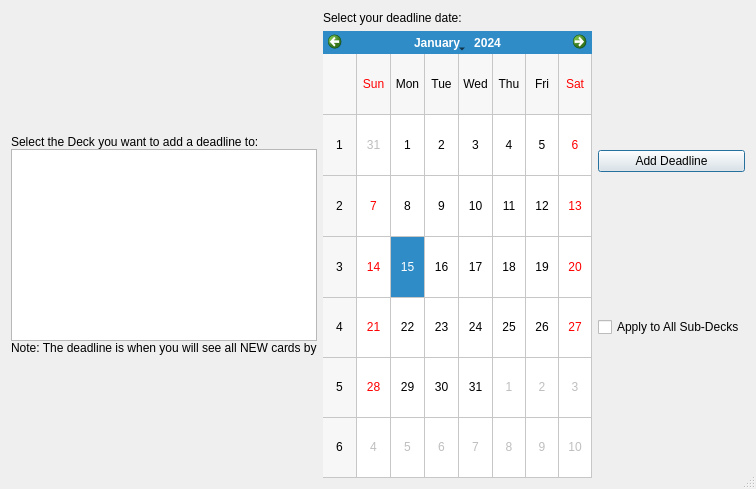
Old version of the form CalForm/form.ui in the repository BSCrumpton/Deadline2.
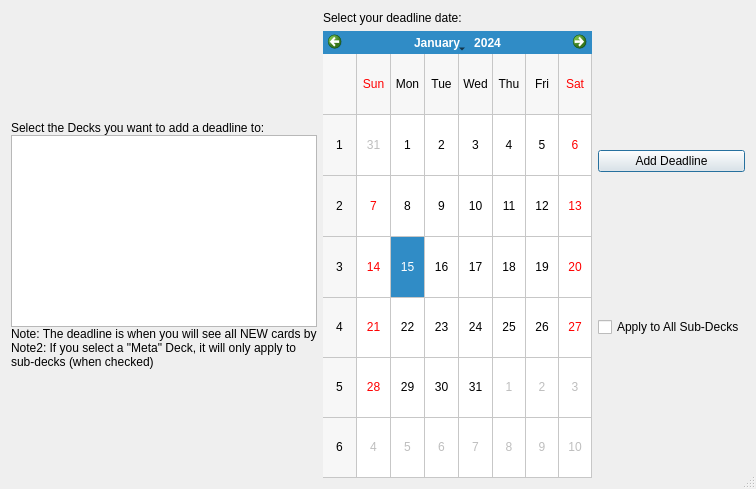
New version of the form.

Diff of the .ui file:
```diff
--- a/CalForm/form.ui
+++ b/CalForm/form.ui
@@ -32,7 +32,7 @@
       <enum>QLayout::SetDefaultConstraint</enum>
      </property>
      <item>
-      <layout class="QVBoxLayout" name="verticalLayout" stretch="0,0,0,0,0">
+      <layout class="QVBoxLayout" name="verticalLayout" stretch="0,0,0,0,0,0">
        <property name="spacing">
         <number>0</number>
        </property>
@@ -61,7 +61,7 @@
           </sizepolicy>
          </property>
          <property name="text">
-          <string>Select the Deck you want to add a deadline to:</string>
+          <string>Select the Decks you want to add a deadline to:</string>
          </property>
         </widget>
        </item>
@@ -85,6 +85,22 @@
          </property>
         </widget>
        </item>
+       <item>
+        <widget class="QLabel" name="label_4">
+         <property name="sizePolicy">
+          <sizepolicy hsizetype="Preferred" vsizetype="Preferred">
+           <horstretch>0</horstretch>
+           <verstretch>0</verstretch>
+          </sizepolicy>
+         </property>
+         <property name="text">
+          <string>Note2: If you select a &quot;Meta&quot; Deck, it will only apply to sub-decks (when checked)</string>
+         </property>
+         <property name="wordWrap">
+          <bool>true</bool>
+         </property>
+        </widget>
+       </item>
        <item>
         <spacer name="verticalSpacer">
          <property name="orientation">
```
